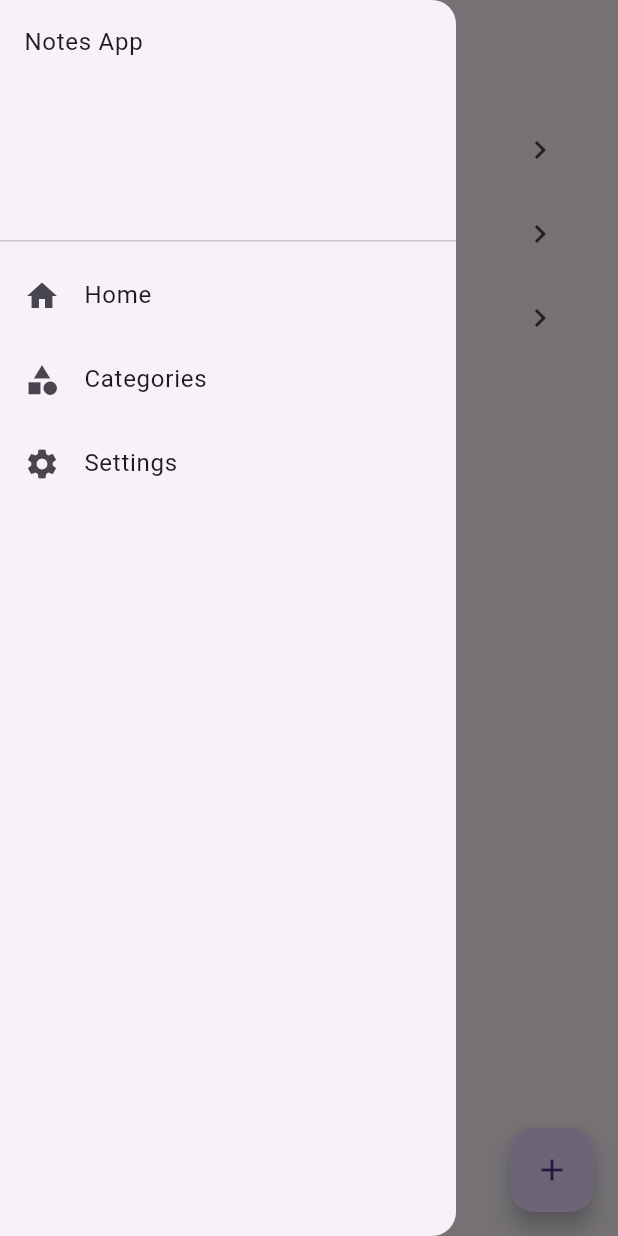
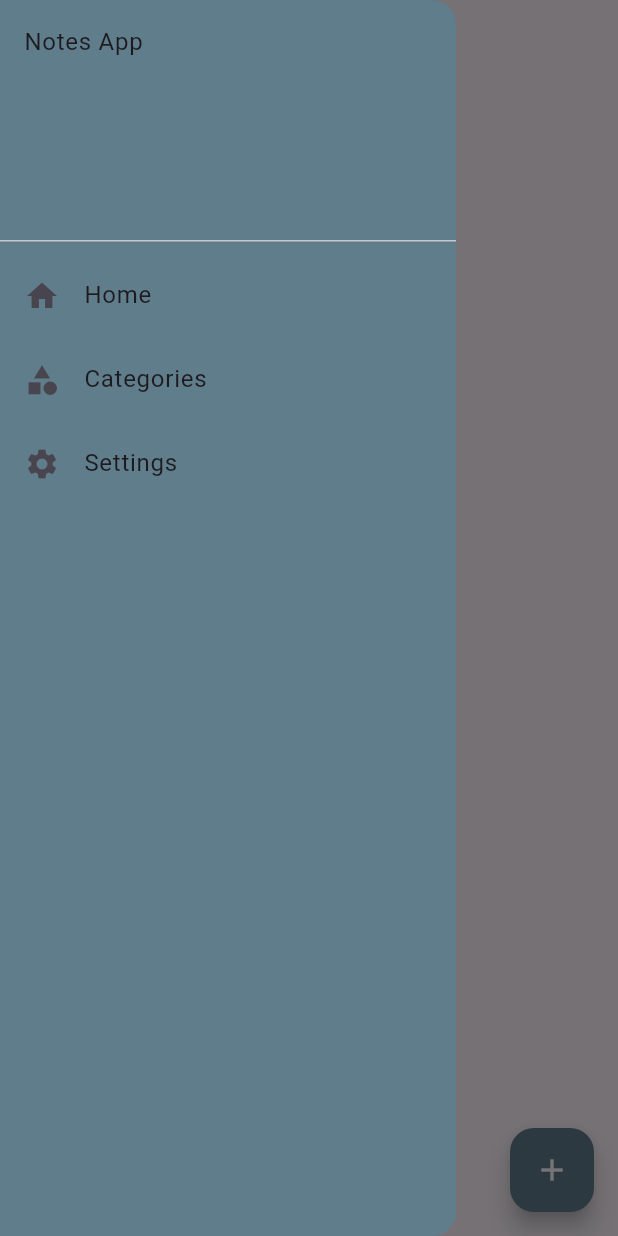
Before and after one commit to Flexydea/notes_app, a Flutter app: the CategoriesScreen screen opened by its route, with the side drawer open, on a phone screen of 412 x 824 dp. Run offline on Flutter 3.47's test engine with Material 3 defaults, Android fonts, the phone set to English and light mode, and no system bars; our stand-ins replace go_router, hive, hive_flutter; accounts and stored records are empty.

Commit message:
category, add category done

```diff
--- a/lib/widgets/app_drawer.dart
+++ b/lib/core/widgets/app_drawer.dart
@@ -7,6 +7,8 @@ class AppDrawer extends StatelessWidget {
   @override
   Widget build(BuildContext context) {
     return Drawer(
+      backgroundColor: Colors.blueGrey,
+
       child: ListView(
         children: [
           const DrawerHeader(child: Text('Notes App')),
--- a/lib/features/categories/views/categories_screen.dart
+++ b/lib/features/categories/views/categories_screen.dart
@@ -1,40 +1,68 @@
 import 'package:flutter/material.dart';
-import 'package:go_router/go_router.dart';
-import 'package:notes_app/widgets/app_drawer.dart';
+import 'package:hive_flutter/hive_flutter.dart';
+import 'package:notes_app/core/widgets/app_drawer.dart';
+import 'package:notes_app/data/models/category.dart';
+import 'package:notes_app/data/services/hive_service.dart';
+import 'package:notes_app/features/categories/views/add_category_screen.dart';
 
 class CategoriesScreen extends StatelessWidget {
   const CategoriesScreen({super.key});
 
   @override
   Widget build(BuildContext context) {
-    // TODO: implement build
+    final box =
+        HiveService.categoriesBox; // NEW: Get categories box from HiveService
+
     return Scaffold(
       appBar: AppBar(title: const Text('Categories')),
-      drawer: const AppDrawer(), // reuse drawer
+      drawer: const AppDrawer(),
 
-      body: ListView(
-        padding: const EdgeInsets.all(16),
-        children: const [
-          ListTile(
-            leading: Icon(Icons.work),
-            title: Text('Work'),
-            trailing: Icon(Icons.chevron_right),
-          ),
-          ListTile(
-            leading: Icon(Icons.home),
-            title: Text('Personal'),
-            trailing: Icon(Icons.chevron_right),
-          ),
-          ListTile(
-            leading: Icon(Icons.shopping_cart),
-            title: Text('Shopping'),
-            trailing: Icon(Icons.chevron_right),
-          ),
-        ],
+      // NEW: Use ValueListenableBuilder to update UI when Hive data changes
+      body: ValueListenableBuilder(
+        valueListenable: box.listenable(), // NEW
+        builder: (context, Box<Category> box, _) {
+          if (box.isEmpty) {
+            // NEW: Show placeholder if no categories
+            return const Center(child: Text('No categories yet.'));
+          }
+
+          final categories = box.values
+              .toList(); // NEW: Convert box values to list
+
+          return ListView.builder(
+            padding: const EdgeInsets.all(16),
+            itemCount: categories.length,
+            itemBuilder: (context, index) {
+              final category = categories[index];
+              return ListTile(
+                // NEW: Display icon from category model or default label icon
+                leading: Icon(
+                  IconData(
+                    category.iconCodePoint ?? Icons.label.codePoint,
+                    fontFamily: 'MaterialIcons',
+                  ),
+                  color: Color(category.colorHex),
+                ),
+                title: Text(category.name), // NEW: Category name from Hive
+                trailing: const Icon(Icons.chevron_right),
+                onTap: () {
+                  // TODO: Navigate to category-specific notes later
+                },
+              );
+            },
+          );
+        },
       ),
+
+      // FAB for adding a category (next step)
       floatingActionButton: FloatingActionButton(
+        backgroundColor: Colors.blueGrey,
+        foregroundColor: Colors.white,
         onPressed: () {
-          // TODO: Navigate to add category screen later
+          Navigator.push(
+            context,
+            MaterialPageRoute(builder: (context) => const AddCategoryScreen()),
+          );
         },
         child: const Icon(Icons.add),
       ),
--- a/lib/features/notes/views/notes_home_screen.dart
+++ b/lib/features/notes/views/notes_home_screen.dart
@@ -1,6 +1,6 @@
 import 'package:flutter/material.dart';
 import 'package:go_router/go_router.dart';
-import 'package:notes_app/widgets/app_drawer.dart';
+import 'package:notes_app/core/widgets/app_drawer.dart';
 
 class NotesHomeScreen extends StatelessWidget {
   const NotesHomeScreen({super.key});
@@ -13,6 +13,8 @@ class NotesHomeScreen extends StatelessWidget {
       drawer: const AppDrawer(), // reuse drawer
       body: const Center(child: Text('Home')),
       floatingActionButton: FloatingActionButton(
+        backgroundColor: Colors.blueGrey,
+        foregroundColor: Colors.white,
         onPressed: () => context.push('/edit'),
         child: const Icon(Icons.add),
       ),
--- a/lib/features/settings/views/settings_screen.dart
+++ b/lib/features/settings/views/settings_screen.dart
@@ -1,6 +1,6 @@
 import 'package:flutter/material.dart';
 import 'package:go_router/go_router.dart';
-import 'package:notes_app/widgets/app_drawer.dart';
+import 'package:notes_app/core/widgets/app_drawer.dart';
 
 class SettingsScreen extends StatelessWidget {
   const SettingsScreen({super.key});
```
Also changed, not shown: lib/data/services/hive_service.dart (+17 -29 lines), lib/features/categories/views/add_category_screen.dart (added, +212 -0 lines), lib/main.dart (+6 -1 lines), 1 other file.
